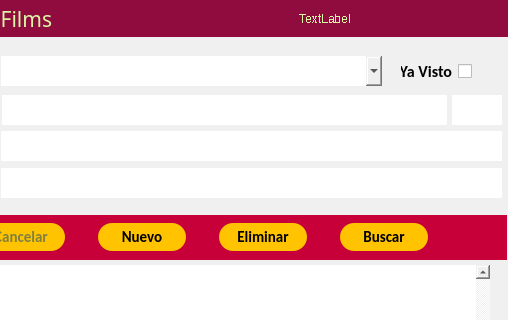
Old version of the form gui/main.ui in the repository QuitoAr/Cine; both pictures show x 219 to 727 and y 0 to 320 of the 727 by 575 pixel window.
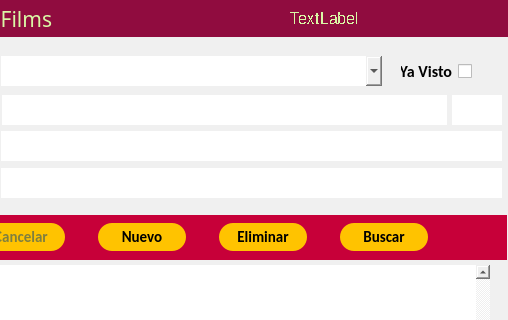
New version of the form. Icons and pictures are not drawn.

Patch:
```diff
--- a/gui/main.ui
+++ b/gui/main.ui
@@ -358,6 +358,8 @@
        </property>
        <property name="font">
         <font>
+         <family>Arial</family>
+         <pointsize>12</pointsize>
          <strikeout>false</strikeout>
          <stylestrategy>NoAntialias</stylestrategy>
         </font>
```
Left out of the diff: 2 changed lines with no effect on the pictures.
